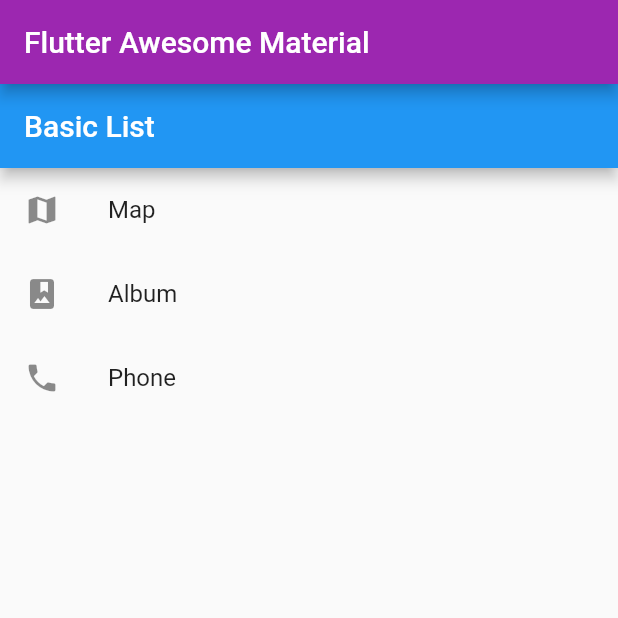
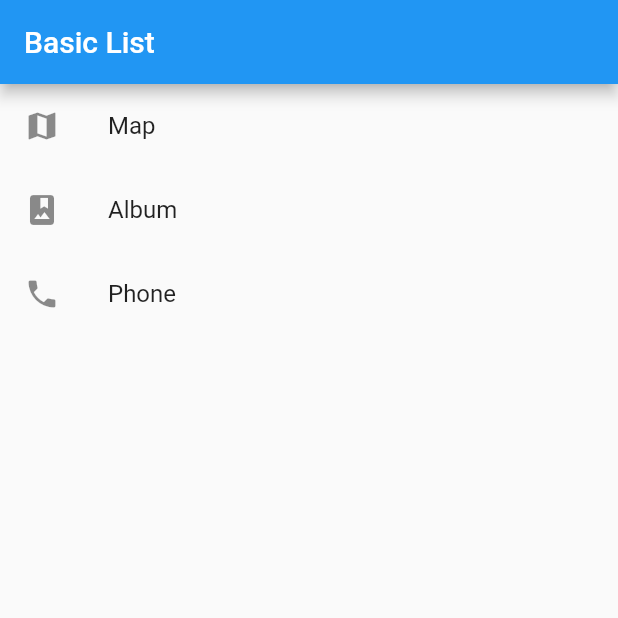
Before and after one commit to urahamat01/flutter_awesome_materials, a Flutter app: the screen it shows after launch, on a phone screen of 412 x 824 dp, the top half of it. Run offline on Flutter 3.47's test engine with Material 2 defaults, Android fonts, the phone set to English and light mode, and no system bars; key blocks and very long unbroken strings in the code were emptied for the run.

Commit message:
valo nagor dako.

```diff
--- a/flutter_awesome_materials/lib/main.dart
+++ b/flutter_awesome_materials/lib/main.dart
@@ -24,6 +24,7 @@ class MyApp extends StatelessWidget {
   @override
   Widget build(BuildContext context) {
     return MaterialApp(
+      debugShowMaterialGrid: false,
       theme: ThemeData(
         primarySwatch: Colors.purple,
         buttonColor: Colors.purple,
@@ -32,9 +33,6 @@ class MyApp extends StatelessWidget {
         ),
       ),
       home: Scaffold(
-        appBar: AppBar(
-          title: const Text('Flutter Awesome Material'),
-        ),
         body: DisplayingListsOfData(),
 
         // body: DraggableCard(
```
